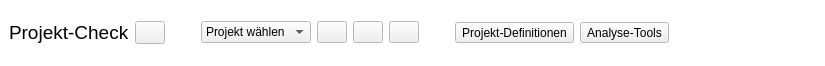
First picture: the form in projektcheck/ui/ProjektCheck_dockwidget_base.ui, repository projektcheck/ProjektCheck-QGIS, before the edit.
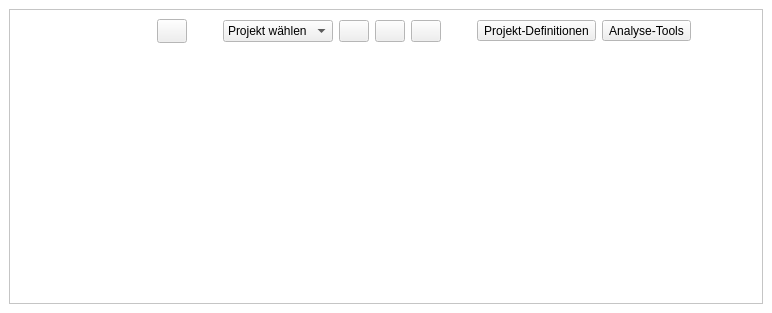
Second picture: the form after the edit. Icons and pictures are not drawn.

Commit message: minor style changes, adding logo and banner rasterfiles

```diff
--- a/projektcheck/ui/ProjektCheck_dockwidget_base.ui
+++ b/projektcheck/ui/ProjektCheck_dockwidget_base.ui
@@ -6,8 +6,8 @@
    <rect>
     <x>0</x>
     <y>0</y>
-    <width>825</width>
-    <height>66</height>
+    <width>772</width>
+    <height>313</height>
    </rect>
   </property>
   <property name="sizePolicy">
@@ -80,6 +80,18 @@
     </disabled>
    </palette>
   </property>
+  <property name="autoFillBackground">
+   <bool>false</bool>
+  </property>
+  <property name="styleSheet">
+   <string notr="true">QFrame {
+	image: url(:/images/images/banner_anamorphic_fading.png);
+	image-position: top right;
+}
+QLabel{
+	image: none;
+}</string>
+  </property>
   <property name="features">
    <set>QDockWidget::AllDockWidgetFeatures</set>
   </property>
@@ -89,15 +101,72 @@
   <widget class="QWidget" name="dockWidgetContents">
    <layout class="QVBoxLayout" name="verticalLayout">
     <item>
-     <layout class="QHBoxLayout" name="horizontalLayout">
+     <widget class="QFrame" name="frame">
+      <property name="sizePolicy">
+       <sizepolicy hsizetype="Expanding" vsizetype="Expanding">
+        <horstretch>0</horstretch>
+        <verstretch>0</verstretch>
+       </sizepolicy>
+      </property>
+      <property name="minimumSize">
+       <size>
+        <width>56</width>
+        <height>56</height>
+       </size>
+      </property>
+      <property name="frameShape">
+       <enum>QFrame::StyledPanel</enum>
+      </property>
+      <property name="frameShadow">
+       <enum>QFrame::Raised</enum>
+      </property>
+      <layout class="QVBoxLayout" name="verticalLayout_2">
+       <item>
+        <layout class="QHBoxLayout" name="horizontalLayout" stretch="0,0,0,0,0,0,0,0,0,0,0">
+         <property name="spacing">
+          <number>6</number>
+         </property>
+         <property name="sizeConstraint">
+          <enum>QLayout::SetDefaultConstraint</enum>
+         </property>
+         <property name="leftMargin">
+          <number>0</number>
+         </property>
+         <property name="topMargin">
+          <number>0</number>
+         </property>
+         <property name="rightMargin">
+          <number>0</number>
+         </property>
+         <property name="bottomMargin">
+          <number>0</number>
+         </property>
       <item>
        <widget class="QLabel" name="label">
         <property name="sizePolicy">
-         <sizepolicy hsizetype="Preferred" vsizetype="Fixed">
+            <sizepolicy hsizetype="Maximum" vsizetype="Maximum">
           <horstretch>0</horstretch>
           <verstretch>0</verstretch>
          </sizepolicy>
         </property>
+           <property name="minimumSize">
+            <size>
+             <width>132</width>
+             <height>24</height>
+            </size>
+           </property>
+           <property name="maximumSize">
+            <size>
+             <width>132</width>
+             <height>24</height>
+            </size>
+           </property>
+           <property name="sizeIncrement">
+            <size>
+             <width>0</width>
+             <height>7</height>
+            </size>
+           </property>
         <property name="font">
          <font>
           <family>MS Shell Dlg 2</family>
@@ -110,7 +179,7 @@
          </font>
         </property>
         <property name="text">
-         <string>Projekt-Check</string>
+            <string/>
         </property>
         <property name="textFormat">
          <enum>Qt::AutoText</enum>
@@ -213,28 +282,6 @@
         </property>
        </widget>
       </item>
-      <item>
-       <widget class="QPushButton" name="remove_project_button">
-        <property name="maximumSize">
-         <size>
-          <width>30</width>
-          <height>16777215</height>
-         </size>
-        </property>
-        <property name="font">
-         <font>
-          <family>MS Shell Dlg 2</family>
-         </font>
-        </property>
-        <property name="text">
-         <string/>
-        </property>
-        <property name="icon">
-         <iconset>
-          <normaloff>../../images/iconset_mob/20190619_iconset_mob_file_delete_1.png</normaloff>../../images/iconset_mob/20190619_iconset_mob_file_delete_1.png</iconset>
-        </property>
-       </widget>
-      </item>
       <item>
        <widget class="QPushButton" name="clone_project_button">
         <property name="maximumSize">
@@ -258,7 +305,29 @@
        </widget>
       </item>
       <item>
-       <spacer name="horizontalSpacer_2">
+          <widget class="QPushButton" name="remove_project_button">
+           <property name="maximumSize">
+            <size>
+             <width>30</width>
+             <height>16777215</height>
+            </size>
+           </property>
+           <property name="font">
+            <font>
+             <family>MS Shell Dlg 2</family>
+            </font>
+           </property>
+           <property name="text">
+            <string/>
+           </property>
+           <property name="icon">
+            <iconset>
+             <normaloff>../../images/iconset_mob/20190619_iconset_mob_file_delete_1.png</normaloff>../../images/iconset_mob/20190619_iconset_mob_file_delete_1.png</iconset>
+           </property>
+          </widget>
+         </item>
+         <item>
+          <spacer name="horizontalSpacer_3">
         <property name="orientation">
          <enum>Qt::Horizontal</enum>
         </property>
@@ -334,7 +403,7 @@
         </property>
         <property name="sizeHint" stdset="0">
          <size>
-          <width>40</width>
+             <width>330</width>
           <height>20</height>
          </size>
         </property>
@@ -342,9 +411,27 @@
       </item>
      </layout>
     </item>
-   </layout>
-  </widget>
- </widget>
- <resources/>
+       <item>
+        <spacer name="verticalSpacer">
+         <property name="orientation">
+          <enum>Qt::Vertical</enum>
+         </property>
+         <property name="sizeHint" stdset="0">
+          <size>
+           <width>20</width>
+           <height>40</height>
+          </size>
+         </property>
+        </spacer>
+       </item>
+      </layout>
+     </widget>
+    </item>
+   </layout>
+  </widget>
+ </widget>
+ <resources>
+  <include location="resources.qrc"/>
+ </resources>
  <connections/>
 </ui>
```
Left out of the diff: 10 changed lines with no effect on the pictures. Lines whose indentation alone changed are shown as unchanged. The commit also changes 6 other files.
